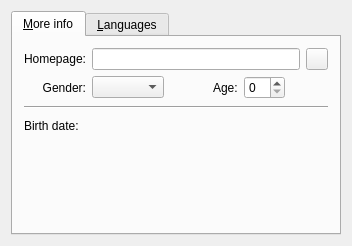
Qt form plugins/icq/icqconfig/moreinfobase.ui (dhyannataraj/sim-im-test) before a commit.
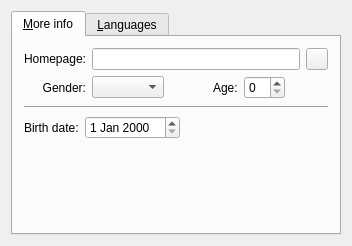
The same form after that commit.

What changed in the file:
```diff
--- a/plugins/icq/icqconfig/moreinfobase.ui
+++ b/plugins/icq/icqconfig/moreinfobase.ui
@@ -203,14 +203,7 @@
           </widget>
          </item>
          <item>
-          <widget class="QWidget" name="edtDate" native="true">
-           <property name="minimumSize">
-            <size>
-             <width>10</width>
-             <height>0</height>
-            </size>
-           </property>
-          </widget>
+          <widget class="QDateEdit" name="edtDate"/>
          </item>
          <item>
           <spacer name="Spacer10">
```
